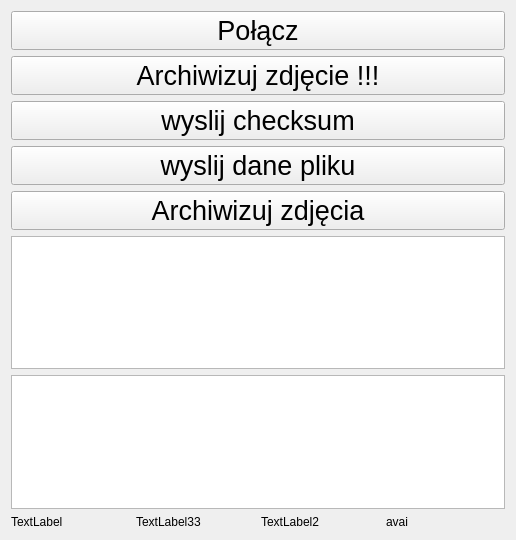
militia11/in, file ClientApplication/src/libs/ui/MainWindow.ui: the form before one commit.
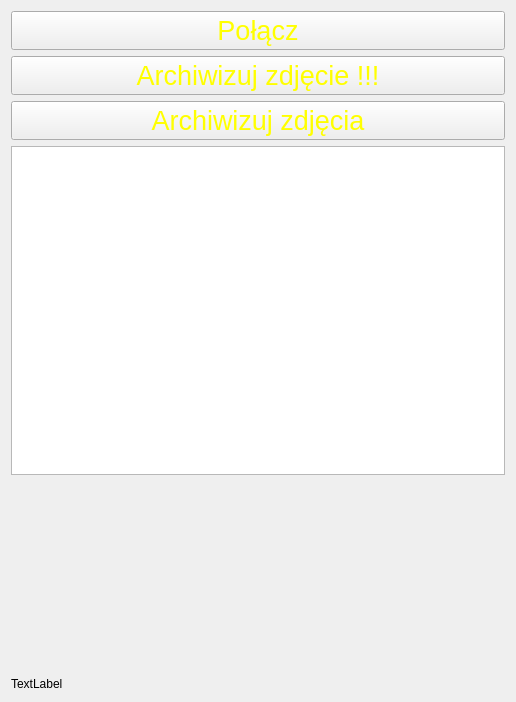
The form after the commit.

Diff of the .ui file:
```diff
--- a/ClientApplication/src/libs/ui/MainWindow.ui
+++ b/ClientApplication/src/libs/ui/MainWindow.ui
@@ -7,7 +7,7 @@
     <x>0</x>
     <y>0</y>
     <width>516</width>
-    <height>540</height>
+    <height>702</height>
    </rect>
   </property>
   <property name="sizePolicy">
@@ -19,6 +19,9 @@
   <property name="windowTitle">
    <string>Android Photos Archivizer</string>
   </property>
+  <property name="styleSheet">
+   <string notr="true">QPushButton {color : #FFFF00; background-color: qlineargradient(x1: 0, y1: 0, x2: 1, y2: 1,		  stop: 0 cyan,stop: 0.5 #0066FF, stop: 1 cyan); } QPushButton:focus:pressed{ background-color: red; }QPushButton:focus{background-color:#00FF72; } QPushButton:hover{border-color:#00FF72; background-color: qradialgradient(cx: 0.5, cy: 0.5, radius: 2, fx: 0.5, fy: 1, stop: 0 #182DFF, stop: 0.2 #00FF72, stop: 0.4 #182DFF); min-width: 10px; }</string>
+  </property>
   <widget class="QWidget" name="centralWidget">
    <layout class="QVBoxLayout" name="verticalLayout">
     <item>
@@ -45,30 +48,6 @@
       </property>
      </widget>
     </item>
-    <item>
-     <widget class="QPushButton" name="mPushButtonSendChecksum">
-      <property name="font">
-       <font>
-        <pointsize>20</pointsize>
-       </font>
-      </property>
-      <property name="text">
-       <string>wyslij checksum</string>
-      </property>
-     </widget>
-    </item>
-    <item>
-     <widget class="QPushButton" name="mPushButtonSendPhoto">
-      <property name="font">
-       <font>
-        <pointsize>20</pointsize>
-       </font>
-      </property>
-      <property name="text">
-       <string>wyslij dane pliku</string>
-      </property>
-     </widget>
-    </item>
     <item>
      <widget class="QPushButton" name="mPushButtonArchivePhoto">
       <property name="font">
@@ -82,38 +61,34 @@
      </widget>
     </item>
     <item>
-     <widget class="QListWidget" name="mPhotos"/>
-    </item>
-    <item>
-     <widget class="QTextEdit" name="textEdit"/>
+     <layout class="QVBoxLayout" name="verticalLayout_2">
+      <item>
+       <widget class="QListWidget" name="mPhotos"/>
+      </item>
+      <item>
+       <widget class="QLabel" name="mPhotoLabel">
+        <property name="minimumSize">
+         <size>
+          <width>0</width>
+          <height>190</height>
+         </size>
+        </property>
+        <property name="text">
+         <string/>
+        </property>
+        <property name="scaledContents">
+         <bool>true</bool>
+        </property>
+       </widget>
+      </item>
+     </layout>
     </item>
     <item>
      <layout class="QHBoxLayout" name="horizontalLayout">
-      <item>
-       <widget class="QLabel" name="label">
-        <property name="text">
-         <string>TextLabel</string>
-        </property>
-       </widget>
-      </item>
-      <item>
-       <widget class="QLabel" name="label_3">
-        <property name="text">
-         <string>TextLabel33</string>
-        </property>
-       </widget>
-      </item>
-      <item>
-       <widget class="QLabel" name="label_2">
-        <property name="text">
-         <string>&lt;html&gt;&lt;head/&gt;&lt;body&gt;&lt;p&gt;TextLabel2&lt;/p&gt;&lt;/body&gt;&lt;/html&gt;</string>
-        </property>
-       </widget>
-      </item>
       <item>
        <widget class="QLabel" name="mStatus">
         <property name="text">
-         <string>avai</string>
+         <string>TextLabel</string>
         </property>
        </widget>
       </item>
```
Left out of the diff: 1 changed line with no effect on the pictures.
